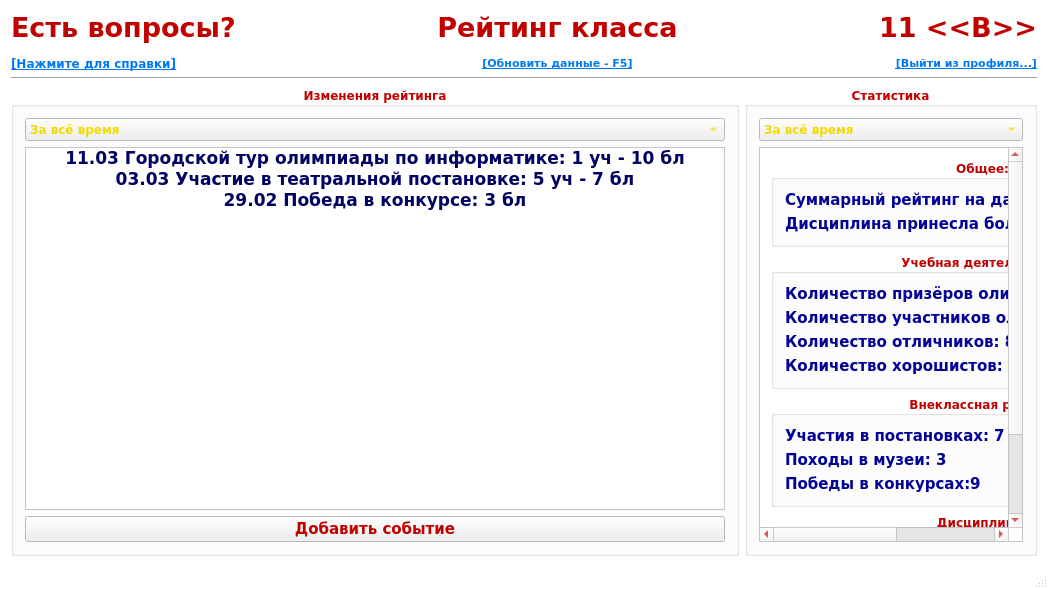
GRUB666/RatingManager, file mainwindow.ui: the form before one commit.
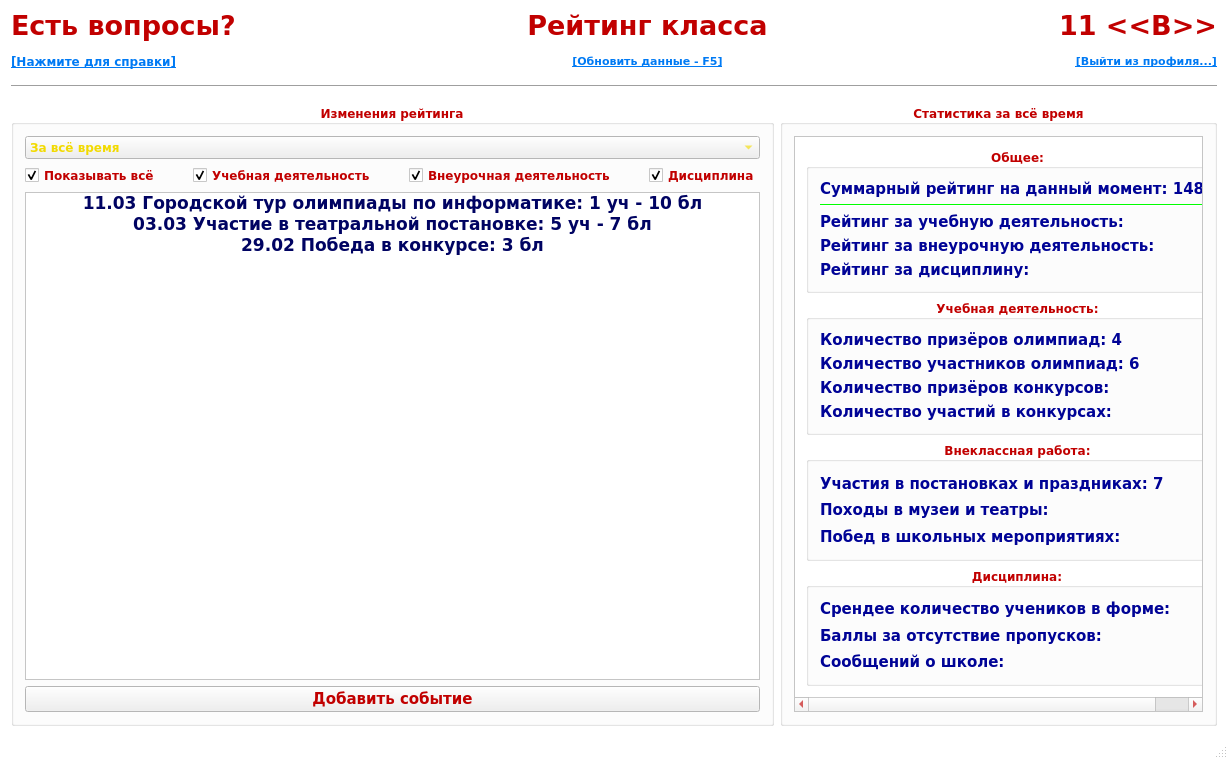
The form after the commit.

```diff
--- a/mainwindow.ui
+++ b/mainwindow.ui
@@ -9,8 +9,8 @@
    <rect>
     <x>0</x>
     <y>0</y>
-    <width>1048</width>
-    <height>589</height>
+    <width>1228</width>
+    <height>759</height>
    </rect>
   </property>
   <property name="sizePolicy">
@@ -147,6 +147,12 @@
   </property>
   <widget class="QWidget" name="centralWidget">
    <layout class="QVBoxLayout" name="verticalLayout_4">
+    <property name="spacing">
+     <number>16</number>
+    </property>
+    <property name="topMargin">
+     <number>9</number>
+    </property>
     <item>
      <layout class="QHBoxLayout" name="horizontalLayout_4" stretch="0,0,0,0,0">
       <property name="sizeConstraint">
@@ -424,6 +430,89 @@
            </item>
           </widget>
          </item>
+         <item>
+          <layout class="QHBoxLayout" name="horizontalLayout">
+           <item>
+            <widget class="QCheckBox" name="show_all">
+             <property name="text">
+              <string>Показывать всё</string>
+             </property>
+             <property name="checked">
+              <bool>true</bool>
+             </property>
+            </widget>
+           </item>
+           <item>
+            <spacer name="horizontalSpacer_2">
+             <property name="orientation">
+              <enum>Qt::Horizontal</enum>
+             </property>
+             <property name="sizeHint" stdset="0">
+              <size>
+               <width>40</width>
+               <height>20</height>
+              </size>
+             </property>
+            </spacer>
+           </item>
+           <item>
+            <widget class="QCheckBox" name="education_check">
+             <property name="text">
+              <string>Учебная деятельность</string>
+             </property>
+             <property name="checked">
+              <bool>true</bool>
+             </property>
+            </widget>
+           </item>
+           <item>
+            <spacer name="horizontalSpacer_3">
+             <property name="orientation">
+              <enum>Qt::Horizontal</enum>
+             </property>
+             <property name="sizeHint" stdset="0">
+              <size>
+               <width>40</width>
+               <height>20</height>
+              </size>
+             </property>
+            </spacer>
+           </item>
+           <item>
+            <widget class="QCheckBox" name="other_check">
+             <property name="text">
+              <string>Внеурочная деятельность</string>
+             </property>
+             <property name="checked">
+              <bool>true</bool>
+             </property>
+            </widget>
+           </item>
+           <item>
+            <spacer name="horizontalSpacer_4">
+             <property name="orientation">
+              <enum>Qt::Horizontal</enum>
+             </property>
+             <property name="sizeHint" stdset="0">
+              <size>
+               <width>40</width>
+               <height>20</height>
+              </size>
+             </property>
+            </spacer>
+           </item>
+           <item>
+            <widget class="QCheckBox" name="discipline_check">
+             <property name="text">
+              <string>Дисциплина</string>
+             </property>
+             <property name="checked">
+              <bool>true</bool>
+             </property>
+            </widget>
+           </item>
+          </layout>
+         </item>
          <item>
           <widget class="QListWidget" name="eventsList">
            <property name="minimumSize">
@@ -760,7 +849,7 @@
          </font>
         </property>
         <property name="title">
-         <string>Статистика</string>
+         <string>Статистика за всё время</string>
         </property>
         <property name="alignment">
          <set>Qt::AlignCenter</set>
@@ -769,30 +858,6 @@
          <bool>false</bool>
         </property>
         <layout class="QVBoxLayout" name="verticalLayout">
-         <item>
-          <widget class="QComboBox" name="time_box_statistic">
-           <item>
-            <property name="text">
-             <string>За всё время</string>
-            </property>
-           </item>
-           <item>
-            <property name="text">
-             <string>Последняя неделя</string>
-            </property>
-           </item>
-           <item>
-            <property name="text">
-             <string>Последний месяц</string>
-            </property>
-           </item>
-           <item>
-            <property name="text">
-             <string>Последние 3 месяца</string>
-            </property>
-           </item>
-          </widget>
-         </item>
          <item>
           <widget class="QScrollArea" name="scrollArea">
            <property name="widgetResizable">
@@ -804,7 +869,7 @@
               <x>0</x>
               <y>0</y>
               <width>419</width>
-              <height>464</height>
+              <height>566</height>
              </rect>
             </property>
             <layout class="QVBoxLayout" name="verticalLayout_8">
@@ -1041,7 +1106,14 @@
                  </widget>
                 </item>
                 <item>
-                 <widget class="QLabel" name="most_section">
+                 <widget class="Line" name="line_2">
+                  <property name="orientation">
+                   <enum>Qt::Horizontal</enum>
+                  </property>
+                 </widget>
+                </item>
+                <item>
+                 <widget class="QLabel" name="educate_rating">
                   <property name="palette">
                    <palette>
                     <active>
@@ -1069,10 +1141,10 @@
                     <disabled>
                      <colorrole role="WindowText">
                       <brush brushstyle="SolidPattern">
-                       <color alpha="127">
-                        <red>255</red>
+                       <color alpha="255">
+                        <red>0</red>
                         <green>255</green>
-                        <blue>255</blue>
+                        <blue>0</blue>
                        </color>
                       </brush>
                      </colorrole>
@@ -1082,12 +1154,108 @@
                   <property name="font">
                    <font>
                     <pointsize>11</pointsize>
-                    <weight>75</weight>
-                    <bold>true</bold>
                    </font>
                   </property>
                   <property name="text">
-                   <string>Дисциплина принесла больше всего баллов</string>
+                   <string>Рейтинг за учебную деятельность:</string>
+                  </property>
+                 </widget>
+                </item>
+                <item>
+                 <widget class="QLabel" name="other_rating">
+                  <property name="palette">
+                   <palette>
+                    <active>
+                     <colorrole role="WindowText">
+                      <brush brushstyle="SolidPattern">
+                       <color alpha="255">
+                        <red>0</red>
+                        <green>3</green>
+                        <blue>150</blue>
+                       </color>
+                      </brush>
+                     </colorrole>
+                    </active>
+                    <inactive>
+                     <colorrole role="WindowText">
+                      <brush brushstyle="SolidPattern">
+                       <color alpha="255">
+                        <red>0</red>
+                        <green>3</green>
+                        <blue>150</blue>
+                       </color>
+                      </brush>
+                     </colorrole>
+                    </inactive>
+                    <disabled>
+                     <colorrole role="WindowText">
+                      <brush brushstyle="SolidPattern">
+                       <color alpha="255">
+                        <red>0</red>
+                        <green>255</green>
+                        <blue>0</blue>
+                       </color>
+                      </brush>
+                     </colorrole>
+                    </disabled>
+                   </palette>
+                  </property>
+                  <property name="font">
+                   <font>
+                    <pointsize>11</pointsize>
+                   </font>
+                  </property>
+                  <property name="text">
+                   <string>Рейтинг за внеурочную деятельность:</string>
+                  </property>
+                 </widget>
+                </item>
+                <item>
+                 <widget class="QLabel" name="discipline_rating">
+                  <property name="palette">
+                   <palette>
+                    <active>
+                     <colorrole role="WindowText">
+                      <brush brushstyle="SolidPattern">
+                       <color alpha="255">
+                        <red>0</red>
+                        <green>3</green>
+                        <blue>150</blue>
+                       </color>
+                      </brush>
+                     </colorrole>
+                    </active>
+                    <inactive>
+                     <colorrole role="WindowText">
+                      <brush brushstyle="SolidPattern">
+                       <color alpha="255">
+                        <red>0</red>
+                        <green>3</green>
+                        <blue>150</blue>
+                       </color>
+                      </brush>
+                     </colorrole>
+                    </inactive>
+                    <disabled>
+                     <colorrole role="WindowText">
+                      <brush brushstyle="SolidPattern">
+                       <color alpha="255">
+                        <red>0</red>
+                        <green>255</green>
+                        <blue>0</blue>
+                       </color>
+                      </brush>
+                     </colorrole>
+                    </disabled>
+                   </palette>
+                  </property>
+                  <property name="font">
+                   <font>
+                    <pointsize>11</pointsize>
+                   </font>
+                  </property>
+                  <property name="text">
+                   <string>Рейтинг за дисциплину:</string>
                   </property>
                  </widget>
                 </item>
@@ -1424,7 +1592,7 @@
                    </font>
                   </property>
                   <property name="text">
-                   <string>Количество отличников: 8</string>
+                   <string>Количество призёров конкурсов:</string>
                   </property>
                  </widget>
                 </item>
@@ -1475,7 +1643,7 @@
                    </font>
                   </property>
                   <property name="text">
-                   <string>Количество хорошистов: 15</string>
+                   <string>Количество участий в конкурсах:</string>
                   </property>
                  </widget>
                 </item>
@@ -1710,7 +1878,7 @@
                    </font>
                   </property>
                   <property name="text">
-                   <string>Участия в постановках: 7</string>
+                   <string>Участия в постановках и праздниках: 7</string>
                   </property>
                  </widget>
                 </item>
@@ -1761,7 +1929,7 @@
                    </font>
                   </property>
                   <property name="text">
-                   <string>Походы в музеи: 3</string>
+                   <string>Походы в музеи и театры:</string>
                   </property>
                  </widget>
                 </item>
@@ -1812,7 +1980,7 @@
                    </font>
                   </property>
                   <property name="text">
-                   <string>Победы в конкурсах:9</string>
+                   <string>Побед в школьных мероприятиях:</string>
                   </property>
                  </widget>
                 </item>
@@ -2047,7 +2215,7 @@
                    </font>
                   </property>
                   <property name="text">
-                   <string>Количество пропусков: 34</string>
+                   <string>Срендее количество учеников в форме:</string>
                   </property>
                  </widget>
                 </item>
@@ -2098,7 +2266,7 @@
                    </font>
                   </property>
                   <property name="text">
-                   <string>Замечаний от дежурных: 2</string>
+                   <string>Баллы за отсутствие пропусков:</string>
                   </property>
                  </widget>
                 </item>
@@ -2149,7 +2317,7 @@
                    </font>
                   </property>
                   <property name="text">
-                   <string>Учеников без формы: 23</string>
+                   <string>Сообщений о школе:</string>
                   </property>
                  </widget>
                 </item>
```
Left out of the diff: 10 changed lines with no effect on the pictures.
